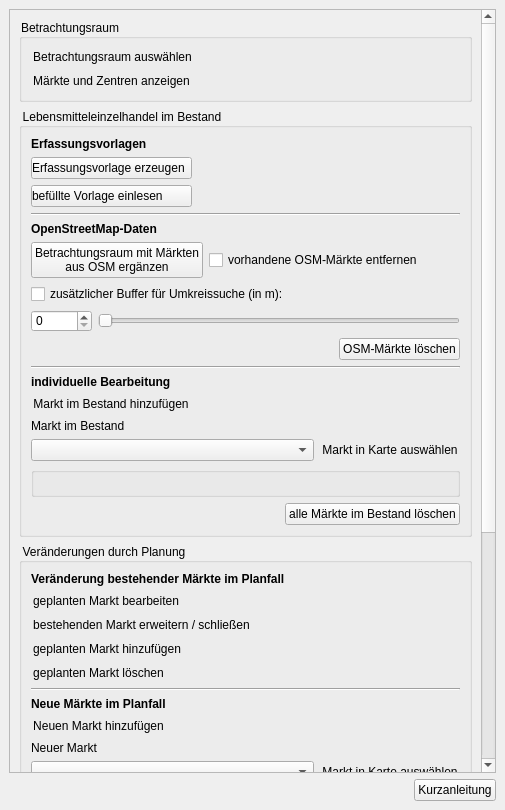
Qt form projektchecktools/ui/ProjektCheck_dockwidget_analysis_08-SKSM.ui (projektcheck/ProjektCheck-QGIS) before a commit.
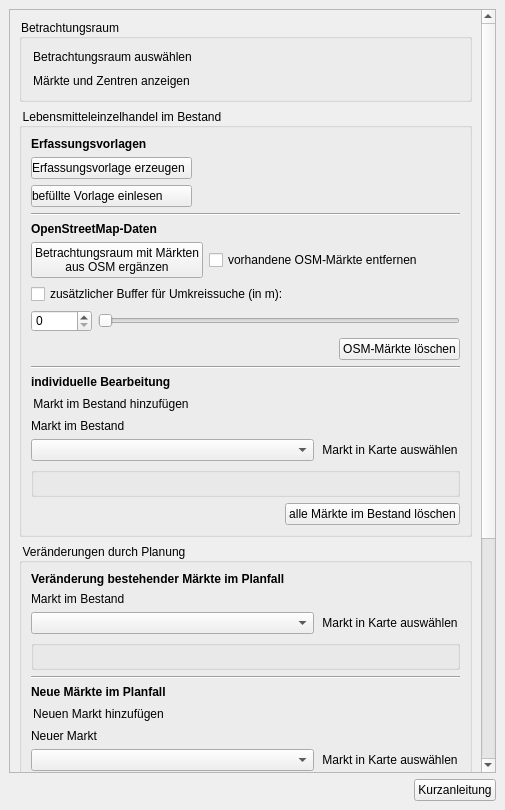
The same form after that commit. Icons and pictures are not drawn. Custom widgets are drawn as their Qt base class.

Commit message: wip changed markets - edit, select, layer

```diff
--- a/projektchecktools/ui/ProjektCheck_dockwidget_analysis_08-SKSM.ui
+++ b/projektchecktools/ui/ProjektCheck_dockwidget_analysis_08-SKSM.ui
@@ -68,7 +68,7 @@
          <x>0</x>
          <y>0</y>
          <width>478</width>
-         <height>985</height>
+         <height>923</height>
         </rect>
        </property>
        <layout class="QVBoxLayout" name="verticalLayout_10">
@@ -612,85 +612,29 @@
             </widget>
            </item>
            <item>
-            <widget class="QPushButton" name="pushButton_25">
-             <property name="sizePolicy">
-              <sizepolicy hsizetype="Fixed" vsizetype="Fixed">
-               <horstretch>0</horstretch>
-               <verstretch>0</verstretch>
-              </sizepolicy>
-             </property>
-             <property name="cursor">
-              <cursorShape>PointingHandCursor</cursorShape>
-             </property>
-             <property name="toolTip">
-              <string>&lt;html&gt;&lt;head/&gt;&lt;body&gt;&lt;p&gt;&lt;span style=&quot; font-weight:600;&quot;&gt;Geplanten Markt bearbeiten&lt;/span&gt;&lt;/p&gt;&lt;p&gt;Einen bereits in der Karte für den Planfall eingetragenen geplanten neuen Lebensmittelmarkt bearbeiten (Name, Handelskette, Betriebstyp).&lt;/p&gt;&lt;/body&gt;&lt;/html&gt;</string>
-             </property>
+            <widget class="QLabel" name="label_14">
              <property name="text">
-              <string>geplanten Markt bearbeiten</string>
+              <string>Markt im Bestand</string>
              </property>
-             <property name="icon">
-              <iconset>
-               <normaloff>../../images/iconset_mob/20190619_iconset_mob_market_edit_1.png</normaloff>
-               <normalon>../../images/iconset_mob/20190619_iconset_mob_market_edit_2.png</normalon>../../images/iconset_mob/20190619_iconset_mob_market_edit_1.png</iconset>
-             </property>
-             <property name="iconSize">
-              <size>
-               <width>24</width>
-               <height>24</height>
-              </size>
-             </property>
-             <property name="checkable">
-              <bool>true</bool>
-             </property>
-             <property name="autoExclusive">
-              <bool>true</bool>
-             </property>
-             <property name="flat">
-              <bool>true</bool>
-             </property>
             </widget>
            </item>
            <item>
-            <widget class="QPushButton" name="pushButton_23">
-             <property name="sizePolicy">
-              <sizepolicy hsizetype="Fixed" vsizetype="Fixed">
-               <horstretch>0</horstretch>
-               <verstretch>0</verstretch>
-              </sizepolicy>
-             </property>
-             <property name="cursor">
-              <cursorShape>PointingHandCursor</cursorShape>
-             </property>
-             <property name="toolTip">
-              <string>&lt;html&gt;&lt;head/&gt;&lt;body&gt;&lt;p&gt;&lt;span style=&quot; font-weight:600;&quot;&gt;Bestehenden Markt erweitern/schließen&lt;/span&gt;&lt;/p&gt;&lt;p&gt;Als Teil Ihrer Planung (»Planfall«) einen bestehenden Markt erweitern oder schließen. Diese Erweiterung oder Schließung wird Gegenstand der nachfolgenden Auswirkungsabschätzungen.&lt;/p&gt;&lt;/body&gt;&lt;/html&gt;</string>
-             </property>
-             <property name="text">
-              <string>bestehenden Markt erweitern / schließen</string>
-             </property>
-             <property name="icon">
-              <iconset>
-               <normaloff>../../images/iconset_mob/20190619_iconset_mob_market_edit_1.png</normaloff>
-               <normalon>../../images/iconset_mob/20190619_iconset_mob_market_edit_2.png</normalon>../../images/iconset_mob/20190619_iconset_mob_market_edit_1.png</iconset>
-             </property>
-             <property name="iconSize">
+            <layout class="QHBoxLayout" name="horizontalLayout_18">
+             <item>
+              <widget class="QComboBox" name="changed_market_combo">
+               <property name="minimumSize">
               <size>
-               <width>24</width>
-               <height>24</height>
-              </size>
-             </property>
-             <property name="checkable">
-              <bool>true</bool>
-             </property>
-             <property name="autoExclusive">
-              <bool>true</bool>
-             </property>
-             <property name="flat">
-              <bool>true</bool>
-             </property>
+                 <width>200</width>
+                 <height>0</height>
+                </size>
+               </property>
+               <property name="toolTip">
+                <string>&lt;html&gt;&lt;head/&gt;&lt;body&gt;&lt;p&gt;&lt;span style=&quot; font-weight:600;&quot;&gt;Punktuelle Maßnahme auswählen&lt;/span&gt;&lt;/p&gt;&lt;p&gt;Wählen Sie hier eine punktuelle Maßnahme über eine Liste aus, um sie bearbeiten zu können (Bezeichnung vergeben, einem Netz zuordnen, Kosten festlegen).&lt;/p&gt;&lt;/body&gt;&lt;/html&gt;</string>
+               </property>
             </widget>
            </item>
            <item>
-            <widget class="QPushButton" name="pushButton_24">
+              <widget class="QPushButton" name="select_changed_market_button">
              <property name="sizePolicy">
               <sizepolicy hsizetype="Fixed" vsizetype="Fixed">
                <horstretch>0</horstretch>
@@ -704,7 +648,7 @@
               <string>&lt;html&gt;&lt;head/&gt;&lt;body&gt;&lt;p&gt;&lt;span style=&quot; font-weight:600;&quot;&gt;Geplanten Markt hinzufügen&lt;/span&gt;&lt;/p&gt;&lt;p&gt;Als Teil Ihrer Planung einen neuen Markt dem »Planfall« hinzufügen. Dieser neue Markt wird Gegenstand der nachfolgenden Auswirkungsabschätzungen.&lt;/p&gt;&lt;/body&gt;&lt;/html&gt;</string>
              </property>
              <property name="text">
-              <string>geplanten Markt hinzufügen</string>
+                <string>Markt in Karte auswählen</string>
              </property>
              <property name="icon">
               <iconset>
@@ -728,43 +672,22 @@
              </property>
             </widget>
            </item>
+            </layout>
+           </item>
            <item>
-            <widget class="QPushButton" name="pushButton_22">
-             <property name="sizePolicy">
-              <sizepolicy hsizetype="Fixed" vsizetype="Fixed">
-               <horstretch>0</horstretch>
-               <verstretch>0</verstretch>
-              </sizepolicy>
+            <widget class="QGroupBox" name="changed_market_parameter_group">
+             <property name="font">
+              <font>
+               <family>MS Shell Dlg 2</family>
+               <pointsize>8</pointsize>
+               <weight>50</weight>
+               <bold>false</bold>
+              </font>
              </property>
-             <property name="cursor">
-              <cursorShape>PointingHandCursor</cursorShape>
+             <property name="title">
+              <string/>
              </property>
-             <property name="toolTip">
-              <string>&lt;html&gt;&lt;head/&gt;&lt;body&gt;&lt;p&gt;&lt;span style=&quot; font-weight:600;&quot;&gt;Geplanten Markt entfernen&lt;/span&gt;&lt;/p&gt;&lt;p&gt;Einen bereits in der Karte für den Planfall eingetragenen geplanten neuen Lebensmittelmarkt löschen.&lt;/p&gt;&lt;/body&gt;&lt;/html&gt;</string>
-             </property>
-             <property name="text">
-              <string>geplanten Markt löschen</string>
-             </property>
-             <property name="icon">
-              <iconset>
-               <normaloff>../../images/iconset_mob/20190619_iconset_mob_market_delete_1.png</normaloff>
-               <normalon>../../images/iconset_mob/20190619_iconset_mob_market_delete_2.png</normalon>../../images/iconset_mob/20190619_iconset_mob_market_delete_1.png</iconset>
-             </property>
-             <property name="iconSize">
-              <size>
-               <width>24</width>
-               <height>24</height>
-              </size>
-             </property>
-             <property name="checkable">
-              <bool>true</bool>
-             </property>
-             <property name="autoExclusive">
-              <bool>true</bool>
-             </property>
-             <property name="flat">
-              <bool>true</bool>
-             </property>
+             <layout class="QVBoxLayout" name="verticalLayout_18"/>
             </widget>
            </item>
            <item>
```
Left out of the diff: 8 changed lines with no effect on the pictures. Lines whose indentation alone changed are shown as unchanged. The commit also changes 2 other files.
